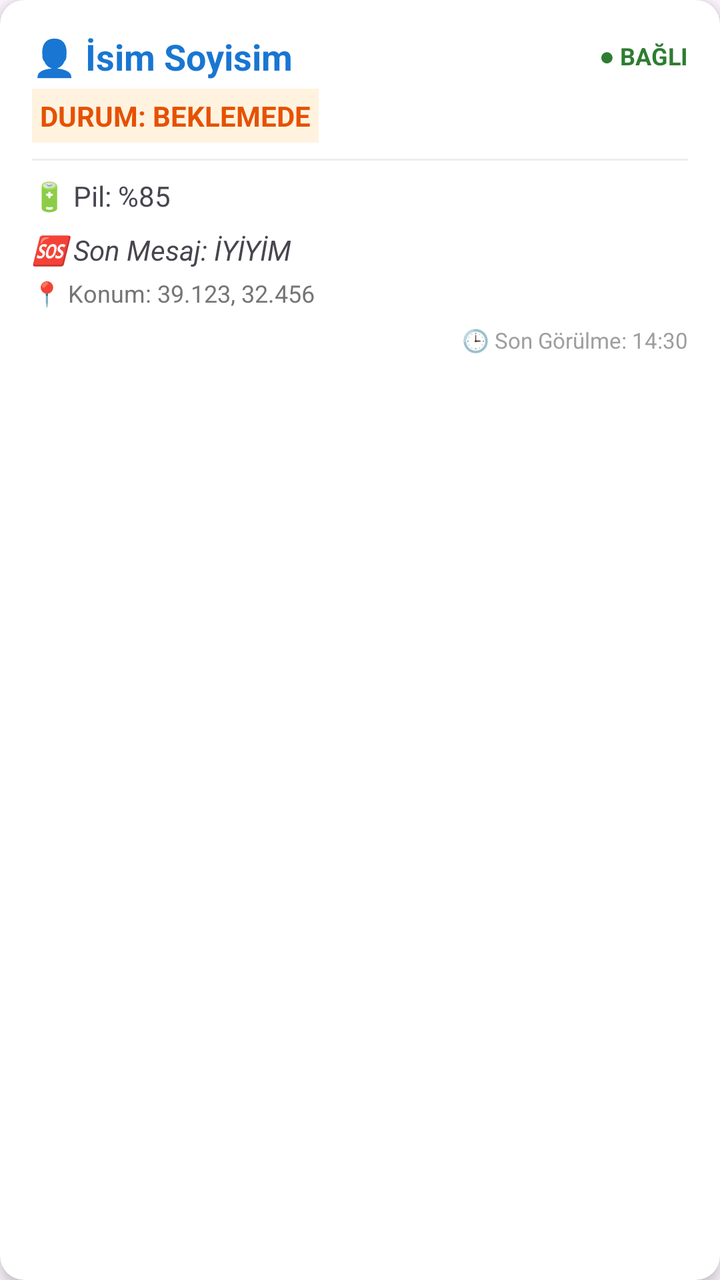
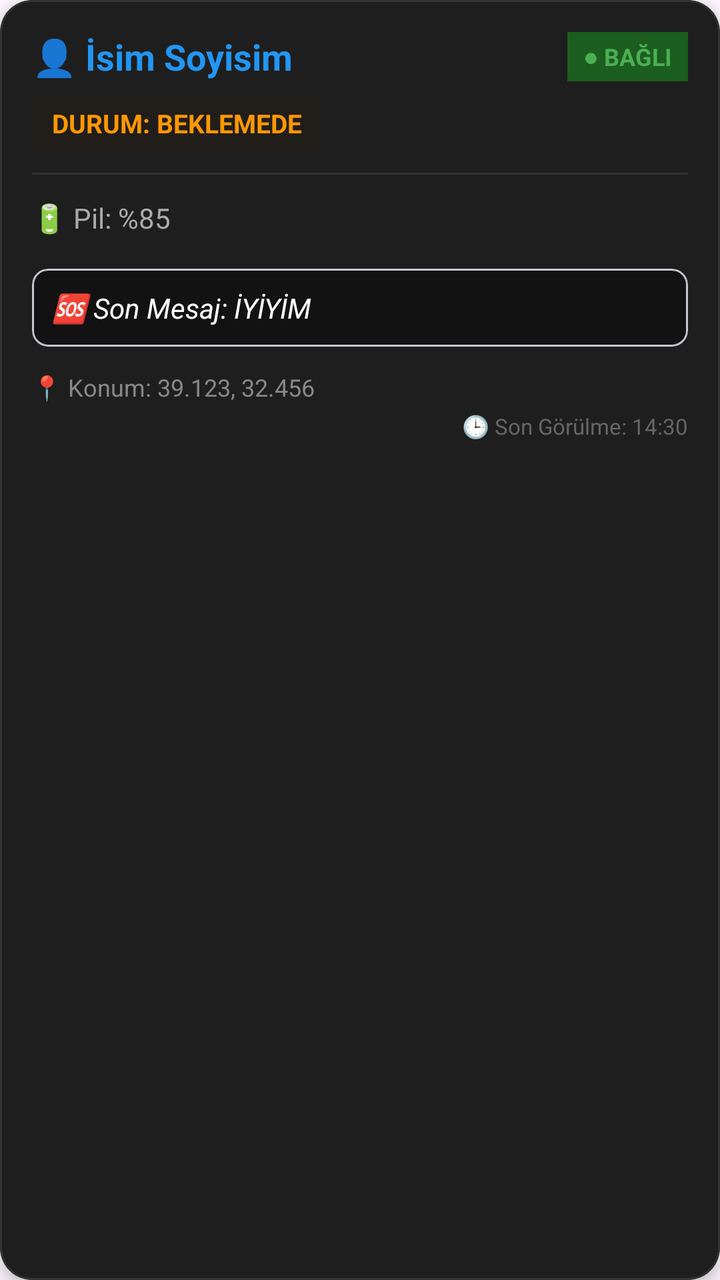

The first picture is an Android layout as it rendered before a commit; the second is the same layout after the commit. The layout source and the unified diff follow.
<!-- AndroidManifest.xml: application theme Theme.DepremBitirmeProjesi -->
<!-- res/layout/item_report_history.xml -->
<?xml version="1.0" encoding="utf-8"?>
<androidx.cardview.widget.CardView xmlns:android="http://schemas.android.com/apk/res/android"
    xmlns:app="http://schemas.android.com/apk/res-auto"
    android:layout_width="match_parent"
    android:layout_height="wrap_content"
    android:layout_margin="8dp"
    app:cardCornerRadius="12dp"
    app:cardElevation="4dp">

    <LinearLayout
        android:layout_width="match_parent"
        android:layout_height="wrap_content"
        android:orientation="vertical"
        android:padding="16dp">

        <LinearLayout
            android:layout_width="match_parent"
            android:layout_height="wrap_content"
            android:orientation="horizontal"
            android:gravity="center_vertical">

            <TextView
                android:id="@+id/txtProfileName"
                android:layout_width="0dp"
                android:layout_height="wrap_content"
                android:layout_weight="1"
                android:text="👤 İsim Soyisim"
                android:textSize="18sp"
                android:textStyle="bold"
                android:textColor="#1976D2"/>

            <TextView
                android:id="@+id/txtStatus"
                android:layout_width="wrap_content"
                android:layout_height="wrap_content"
                android:text="● BAĞLI"
                android:textStyle="bold"
                android:textColor="#2E7D32"
                android:textSize="12sp"/>
        </LinearLayout>

        <TextView
            android:id="@+id/txtRescueStatus"
            android:layout_width="wrap_content"
            android:layout_height="wrap_content"
            android:text="DURUM: BEKLEMEDE"
            android:textStyle="bold"
            android:textSize="14sp"
            android:padding="4dp"
            android:background="#FFF3E0"
            android:textColor="#E65100"
            android:layout_marginTop="4dp"/>

        <View
            android:layout_width="match_parent"
            android:layout_height="1dp"
            android:background="#EEEEEE"
            android:layout_marginTop="8dp"
            android:layout_marginBottom="8dp"/>

        <TextView
            android:id="@+id/txtBattery"
            android:layout_width="wrap_content"
            android:layout_height="wrap_content"
            android:text="🔋 Pil: %85"
            android:layout_marginBottom="4dp"/>

        <LinearLayout
            android:id="@+id/layoutDetails"
            android:layout_width="match_parent"
            android:layout_height="wrap_content"
            android:orientation="vertical"
            android:layout_marginBottom="4dp">

            <TextView
                android:id="@+id/txtBloodType"
                android:layout_width="wrap_content"
                android:layout_height="wrap_content"
                android:text="🩸 Kan Grubu: --"
                android:textColor="#C62828"
                android:textStyle="bold"
                android:visibility="gone"/>

            <TextView
                android:id="@+id/txtChronic"
                android:layout_width="wrap_content"
                android:layout_height="wrap_content"
                android:text="🏥 Kronik Hastalık: --"
                android:visibility="gone"/>

            <TextView
                android:id="@+id/txtMeds"
                android:layout_width="wrap_content"
                android:layout_height="wrap_content"
                android:text="💊 Düzenli İlaç: --"
                android:visibility="gone"/>

            <TextView
                android:id="@+id/txtBirthDate"
                android:layout_width="wrap_content"
                android:layout_height="wrap_content"
                android:text="📅 Doğum Tarihi: --"
                android:visibility="gone"/>

            <TextView
                android:id="@+id/txtBuildingInfo"
                android:layout_width="wrap_content"
                android:layout_height="wrap_content"
                android:text="🏢 Bina/Kat: --"
                android:textColor="#455A64"
                android:visibility="gone"/>
        </LinearLayout>

        <TextView
            android:id="@+id/txtLastMessage"
            android:layout_width="match_parent"
            android:layout_height="wrap_content"
            android:text="🆘 Son Mesaj: İYİYİM"
            android:textStyle="italic"
            android:layout_marginBottom="4dp"/>

        <TextView
            android:id="@+id/txtLocation"
            android:layout_width="match_parent"
            android:layout_height="wrap_content"
            android:text="📍 Konum: 39.123, 32.456"
            android:textSize="12sp"
            android:textColor="#757575"
            android:layout_marginBottom="8dp"/>

        <TextView
            android:id="@+id/txtTime"
            android:layout_width="match_parent"
            android:layout_height="wrap_content"
            android:text="🕒 Son Görülme: 14:30"
            android:textSize="11sp"
            android:textAlignment="viewEnd"
            android:textColor="#9E9E9E"/>

    </LinearLayout>
</androidx.cardview.widget.CardView>
<!-- resources referenced by this layout -->
<resources>
  <style name="Theme.DepremBitirmeProjesi" parent="Base.Theme.DepremBitirmeProjesi" />
  <style name="Base.Theme.DepremBitirmeProjesi" parent="Theme.Material3.DayNight.NoActionBar">
          
      </style>
</resources>

<!-- the commit's change to res/layout/item_report_history.xml (unified diff, before → after) -->
@@ -1,11 +1,15 @@
 <?xml version="1.0" encoding="utf-8"?>
-<androidx.cardview.widget.CardView xmlns:android="http://schemas.android.com/apk/res/android"
+<com.google.android.material.card.MaterialCardView xmlns:android="http://schemas.android.com/apk/res/android"
     xmlns:app="http://schemas.android.com/apk/res-auto"
     android:layout_width="match_parent"
     android:layout_height="wrap_content"
-    android:layout_margin="8dp"
-    app:cardCornerRadius="12dp"
-    app:cardElevation="4dp">
+    android:layout_marginHorizontal="12dp"
+    android:layout_marginVertical="8dp"
+    app:cardBackgroundColor="#1E1E1E"
+    app:cardCornerRadius="16dp"
+    app:cardElevation="4dp"
+    app:strokeWidth="1dp"
+    app:strokeColor="#333333">
 
     <LinearLayout
         android:layout_width="match_parent"
@@ -27,7 +31,7 @@
                 android:text="👤 İsim Soyisim"
                 android:textSize="18sp"
                 android:textStyle="bold"
-                android:textColor="#1976D2"/>
+                android:textColor="#2196F3"/>
 
             <TextView
                 android:id="@+id/txtStatus"
@@ -35,8 +39,11 @@
                 android:layout_height="wrap_content"
                 android:text="● BAĞLI"
                 android:textStyle="bold"
-                android:textColor="#2E7D32"
-                android:textSize="12sp"/>
+                android:textColor="#4CAF50"
+                android:textSize="12sp"
+                android:background="#1B5E20"
+                android:paddingHorizontal="8dp"
+                android:paddingVertical="4dp"/>
         </LinearLayout>
 
         <TextView
@@ -45,40 +52,50 @@
             android:layout_height="wrap_content"
             android:text="DURUM: BEKLEMEDE"
             android:textStyle="bold"
-            android:textSize="14sp"
-            android:padding="4dp"
-            android:background="#FFF3E0"
-            android:textColor="#E65100"
-            android:layout_marginTop="4dp"/>
+            android:textSize="13sp"
+            android:paddingHorizontal="10dp"
+            android:paddingVertical="4dp"
+            android:background="#332E1A00"
+            android:textColor="#FF9800"
+            android:layout_marginTop="8dp"/>
 
         <View
             android:layout_width="match_parent"
             android:layout_height="1dp"
-            android:background="#EEEEEE"
-            android:layout_marginTop="8dp"
-            android:layout_marginBottom="8dp"/>
+            android:background="#333333"
+            android:layout_marginTop="12dp"
+            android:layout_marginBottom="12dp"/>
 
-        <TextView
-            android:id="@+id/txtBattery"
-            android:layout_width="wrap_content"
+        <LinearLayout
+            android:layout_width="match_parent"
             android:layout_height="wrap_content"
-            android:text="🔋 Pil: %85"
-            android:layout_marginBottom="4dp"/>
+            android:orientation="horizontal"
+            android:layout_marginBottom="8dp">
+
+            <TextView
+                android:id="@+id/txtBattery"
+                android:layout_width="wrap_content"
+                android:layout_height="wrap_content"
+                android:text="🔋 Pil: %85"
+                android:textColor="#AAAAAA"
+                android:textSize="14sp"/>
+        </LinearLayout>
 
         <LinearLayout
             android:id="@+id/layoutDetails"
             android:layout_width="match_parent"
             android:layout_height="wrap_content"
-            android:orientation="vertical"
-            android:layout_marginBottom="4dp">
+            android:orientation="vertical">
 
             <TextView
                 android:id="@+id/txtBloodType"
                 android:layout_width="wrap_content"
                 android:layout_height="wrap_content"
                 android:text="🩸 Kan Grubu: --"
-                android:textColor="#C62828"
+                android:textColor="#FF5252"
                 android:textStyle="bold"
+                android:textSize="14sp"
+                android:layout_marginBottom="4dp"
                 android:visibility="gone"/>
 
             <TextView
@@ -86,6 +103,9 @@
                 android:layout_width="wrap_content"
                 android:layout_height="wrap_content"
                 android:text="🏥 Kronik Hastalık: --"
+                android:textColor="#AAAAAA"
+                android:textSize="13sp"
+                android:layout_marginBottom="2dp"
                 android:visibility="gone"/>
 
             <TextView
@@ -93,6 +113,9 @@
                 android:layout_width="wrap_content"
                 android:layout_height="wrap_content"
                 android:text="💊 Düzenli İlaç: --"
+                android:textColor="#AAAAAA"
+                android:textSize="13sp"
+                android:layout_marginBottom="2dp"
                 android:visibility="gone"/>
 
             <TextView
@@ -100,6 +123,9 @@
                 android:layout_width="wrap_content"
                 android:layout_height="wrap_content"
                 android:text="📅 Doğum Tarihi: --"
+                android:textColor="#AAAAAA"
+                android:textSize="13sp"
+                android:layout_marginBottom="2dp"
                 android:visibility="gone"/>
 
             <TextView
@@ -107,35 +133,49 @@
                 android:layout_width="wrap_content"
                 android:layout_height="wrap_content"
                 android:text="🏢 Bina/Kat: --"
-                android:textColor="#455A64"
+                android:textColor="#BBBBBB"
+                android:textSize="13sp"
+                android:layout_marginBottom="4dp"
                 android:visibility="gone"/>
         </LinearLayout>
 
-        <TextView
-            android:id="@+id/txtLastMessage"
+        <com.google.android.material.card.MaterialCardView
             android:layout_width="match_parent"
             android:layout_height="wrap_content"
-            android:text="🆘 Son Mesaj: İYİYİM"
-            android:textStyle="italic"
-            android:layout_marginBottom="4dp"/>
+            android:layout_marginTop="8dp"
+            app:cardBackgroundColor="#121212"
+            app:cardCornerRadius="8dp"
+            app:cardElevation="0dp">
+
+            <TextView
+                android:id="@+id/txtLastMessage"
+                android:layout_width="match_parent"
+                android:layout_height="wrap_content"
+                android:padding="10dp"
+                android:text="🆘 Son Mesaj: İYİYİM"
+                android:textColor="#FFFFFF"
+                android:textSize="14sp"
+                android:textStyle="italic"/>
+        </com.google.android.material.card.MaterialCardView>
 
         <TextView
             android:id="@+id/txtLocation"
             android:layout_width="match_parent"
             android:layout_height="wrap_content"
+            android:layout_marginTop="12dp"
             android:text="📍 Konum: 39.123, 32.456"
             android:textSize="12sp"
-            android:textColor="#757575"
-            android:layout_marginBottom="8dp"/>
+            android:textColor="#888888" />
 
         <TextView
             android:id="@+id/txtTime"
             android:layout_width="match_parent"
             android:layout_height="wrap_content"
+            android:layout_marginTop="4dp"
             android:text="🕒 Son Görülme: 14:30"
             android:textSize="11sp"
             android:textAlignment="viewEnd"
-            android:textColor="#9E9E9E"/>
+            android:textColor="#666666"/>
 
     </LinearLayout>
-</androidx.cardview.widget.CardView>
+</com.google.android.material.card.MaterialCardView>
